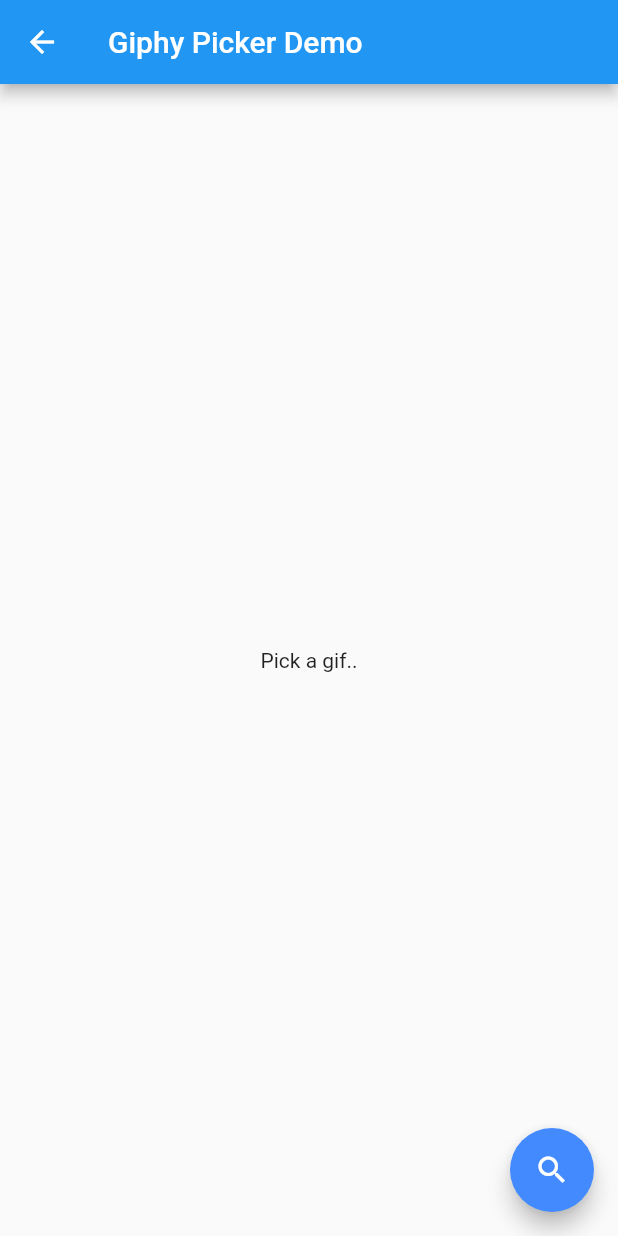
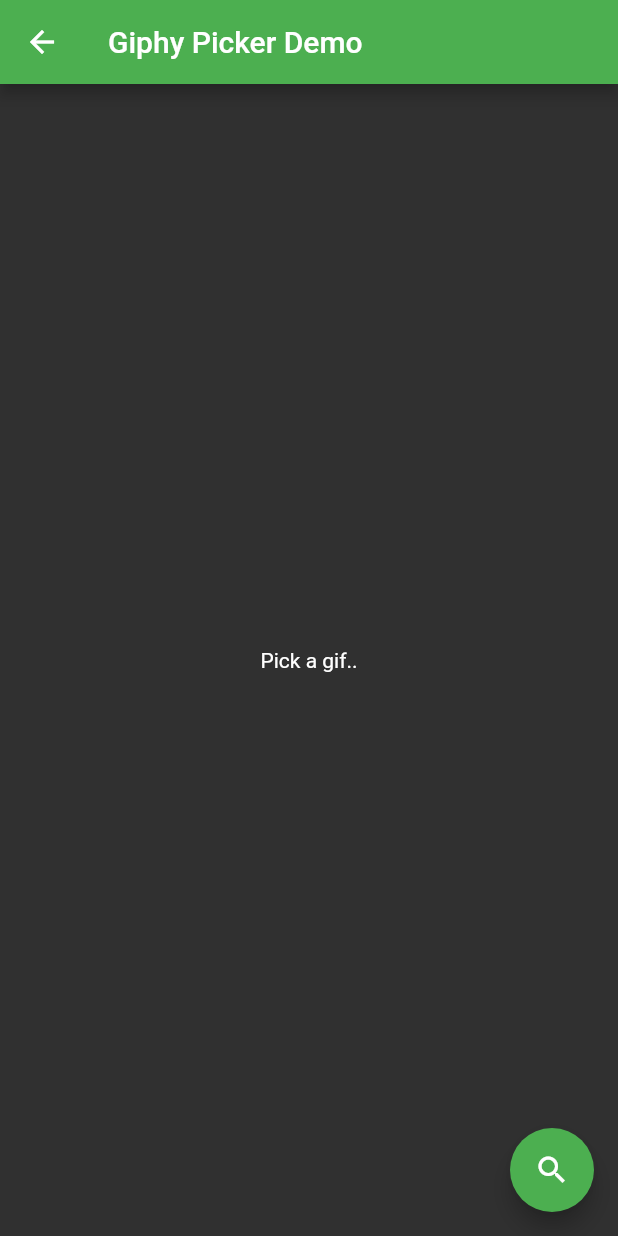
Before and after one commit to Adrieldf/toWebpConverter, a Flutter app: the screen it shows after launch, after a tap on "GIF", on a phone screen of 412 x 824 dp. Run offline on Flutter 3.47's test engine with Material 2 defaults, Android fonts, the phone set to English and light mode, and no system bars; missing offline and left inert: giphy_picker.

Commit message:
dark theme and constants

```diff
--- a/lib/browsegif.dart
+++ b/lib/browsegif.dart
@@ -1,5 +1,6 @@
 import 'package:flutter/material.dart';
 import 'package:giphy_picker/giphy_picker.dart';
+import 'package:towebpconverter/constants/constants.dart';
 
 class BrowseGIF extends StatefulWidget {
   BrowseGIF({Key key}) : super(key: key);
@@ -25,8 +26,11 @@ class _BrowseGIFState extends State<BrowseGIF> {
         ),
       ),
       floatingActionButton: FloatingActionButton(
-        backgroundColor: Colors.blueAccent,
-        child: Icon(Icons.search),
+        backgroundColor: Theme.of(context).primaryColor,
+        child: Icon(
+          Icons.search,
+          color: iconColor,
+        ),
         onPressed: () async {
           // request your Giphy API key at https://developers.giphy.com/
           final gif = await GiphyPicker.pickGif(
@@ -37,7 +41,7 @@ class _BrowseGIFState extends State<BrowseGIF> {
             decorator: GiphyDecorator(
               showAppBar: false,
               searchElevation: 4,
-              giphyTheme: ThemeData.dark().copyWith(
+              giphyTheme: Theme.of(context).copyWith(
                 inputDecorationTheme: InputDecorationTheme(
                   border: InputBorder.none,
                   enabledBorder: InputBorder.none,
--- /dev/null
+++ b/lib/constants/constants.dart
@@ -0,0 +1,4 @@
+import 'package:flutter/material.dart';
+
+const double defaultPadding = 20;
+const Color iconColor = Colors.white;
--- /dev/null
+++ b/lib/constants/theme.dart
@@ -0,0 +1,7 @@
+import 'package:flutter/material.dart';
+
+final ThemeData theme = new ThemeData.dark().copyWith(
+  primaryColor: Colors.green,
+  /* primarySwatch: Colors.green,*/
+  accentColor: Colors.greenAccent[100],
+);
--- a/lib/main.dart
+++ b/lib/main.dart
@@ -1,5 +1,6 @@
 import 'package:flutter/material.dart';
 import 'package:towebpconverter/browsegif.dart';
+import 'package:towebpconverter/constants/theme.dart';
 
 void main() {
   runApp(MyApp());
@@ -11,9 +12,7 @@ class MyApp extends StatelessWidget {
   Widget build(BuildContext context) {
     return MaterialApp(
       title: 'toWebpConverter',
-      theme: ThemeData(
-        primarySwatch: Colors.blue,
-      ),
+      theme: theme,
       home: MyHomePage(title: 'Gif to Webp Converter'),
     );
   }
@@ -38,14 +37,6 @@ class MyHomePage extends StatefulWidget {
 }
 
 class _MyHomePageState extends State<MyHomePage> {
-  int _counter = 0;
-
-  void _incrementCounter() {
-    setState(() {
-      _counter++;
-    });
-  }
-
   @override
   Widget build(BuildContext context) {
     return Scaffold(
@@ -66,6 +57,14 @@ class _MyHomePageState extends State<MyHomePage> {
               child: Text("GIF"),
               autofocus: false,
               clipBehavior: Clip.none,
+              style: new ButtonStyle(
+                backgroundColor: MaterialStateProperty.resolveWith<Color>(
+                  (Set<MaterialState> states) {
+                    return Theme.of(context)
+                        .primaryColor; // Use the component's default.
+                  },
+                ),
+              ),
             )
           ],
         ),
```
